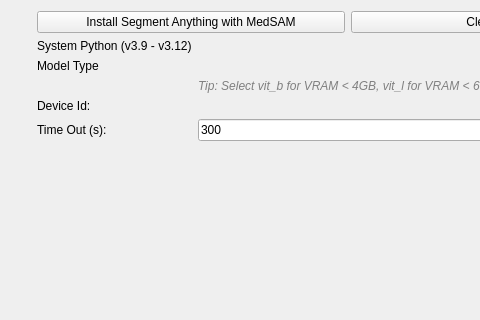
Before: the Qt Designer form Plugins/org.mitk.gui.qt.segmentation/src/QmitkSegmentAnythingPreferencePage.ui in MITK/MITK, drawn with Qt 5; both pictures show x 0 to 480 and y 0 to 320 of the 656 by 779 pixel window.
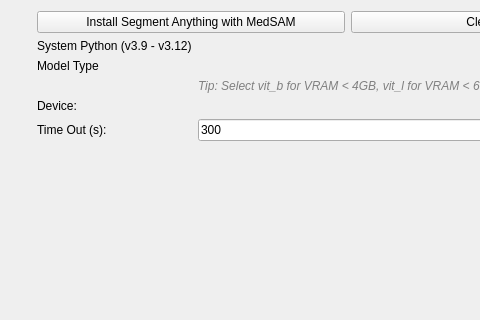
After: the same form once the commit is applied. Custom widgets are drawn as their Qt base class.

Diff of the .ui file:
```diff
--- a/Plugins/org.mitk.gui.qt.segmentation/src/QmitkSegmentAnythingPreferencePage.ui
+++ b/Plugins/org.mitk.gui.qt.segmentation/src/QmitkSegmentAnythingPreferencePage.ui
@@ -90,7 +90,7 @@
         </sizepolicy>
        </property>
        <property name="text">
-        <string>Device Id:</string>
+        <string>Device:</string>
        </property>
       </widget>
      </item>
```
Left out of the diff: 2 changed lines with no effect on the pictures.
